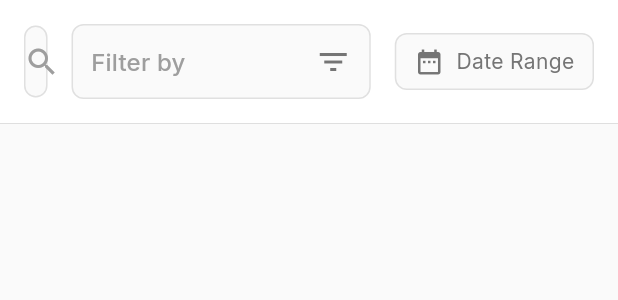
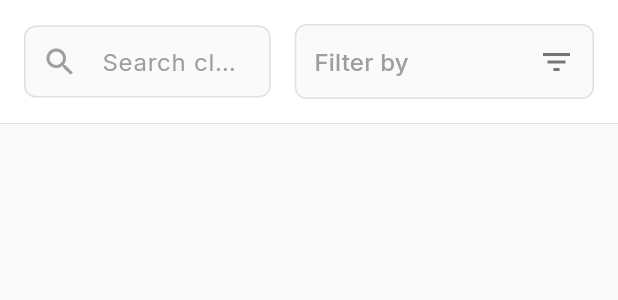
Before and after one commit to vickybh26/dietician_babu, a Flutter app: the ClientSearchFilterWidget widget shown alone on an empty page, opened directly with empty values, on a phone screen of 412 x 824 dp. Shown: the top 300 px of the screen. Run offline on Flutter 3.47's test engine with Material 3 defaults, Android fonts, the light colour scheme and no system bars; our stand-ins replace cached_network_image, cloud_firestore, connectivity_plus, firebase_auth, firebase_core, firebase_storage and 7 more; missing offline and left inert: razorpay_flutter; accounts and stored records are empty.

Commit message:
UI fix: overflow errors on dashboard, diet plans, client mgmt + bump v1.1.0
- Stats cards: 2x2 grid layout (was 4-col row that overflowed)
- Stats card widget: reduced padding/font, added text overflow protection
- Dashboard header: simplified, removed overflowing action buttons
- Revenue chart dropdown: fixed width + isExpanded to prevent overflow
- Client Management: removed dead 'Date Range' placeholder button
- Diet Plans header: shortened button label 'New Plan' to prevent overflow
- Version bumped 1.0.0 → 1.1.0

```diff
--- a/lib/presentation/client_management_system/widgets/client_search_filter_widget.dart
+++ b/lib/presentation/client_management_system/widgets/client_search_filter_widget.dart
@@ -98,31 +98,6 @@ class ClientSearchFilterWidget extends StatelessWidget {
               ),
             ),
           ),
-          const SizedBox(width: 16),
-
-          // Date Range Filter
-          Container(
-            padding: const EdgeInsets.symmetric(horizontal: 12, vertical: 8),
-            decoration: BoxDecoration(
-              border: Border.all(color: Colors.grey[300]!),
-              borderRadius: BorderRadius.circular(8),
-              color: Colors.grey[50],
-            ),
-            child: Row(
-              mainAxisSize: MainAxisSize.min,
-              children: [
-                Icon(Icons.date_range, color: Colors.grey[600], size: 20),
-                const SizedBox(width: 8),
-                Text(
-                  'Date Range',
-                  style: GoogleFonts.inter(
-                    fontSize: 14,
-                    color: Colors.grey[600],
-                  ),
-                ),
-              ],
-            ),
-          ),
         ],
       ),
     );
--- a/pubspec.yaml
+++ b/pubspec.yaml
@@ -1,7 +1,7 @@
 name: dietician_babu
 description: A new Flutter project.
 publish_to: none
-version: 1.0.0+1
+version: 1.1.0+2
 
 environment:
   sdk: ^3.6.0
```
Also changed, not shown: lib/presentation/admin_dashboard_overview/admin_dashboard_overview.dart (+26 -46 lines), lib/presentation/admin_dashboard_overview/widgets/revenue_chart_widget.dart (+8 -3 lines), lib/presentation/admin_dashboard_overview/widgets/stats_card_widget.dart (+18 -14 lines), lib/presentation/diet_plans_management/diet_plans_management.dart (+4 -3 lines), 1 other file.
